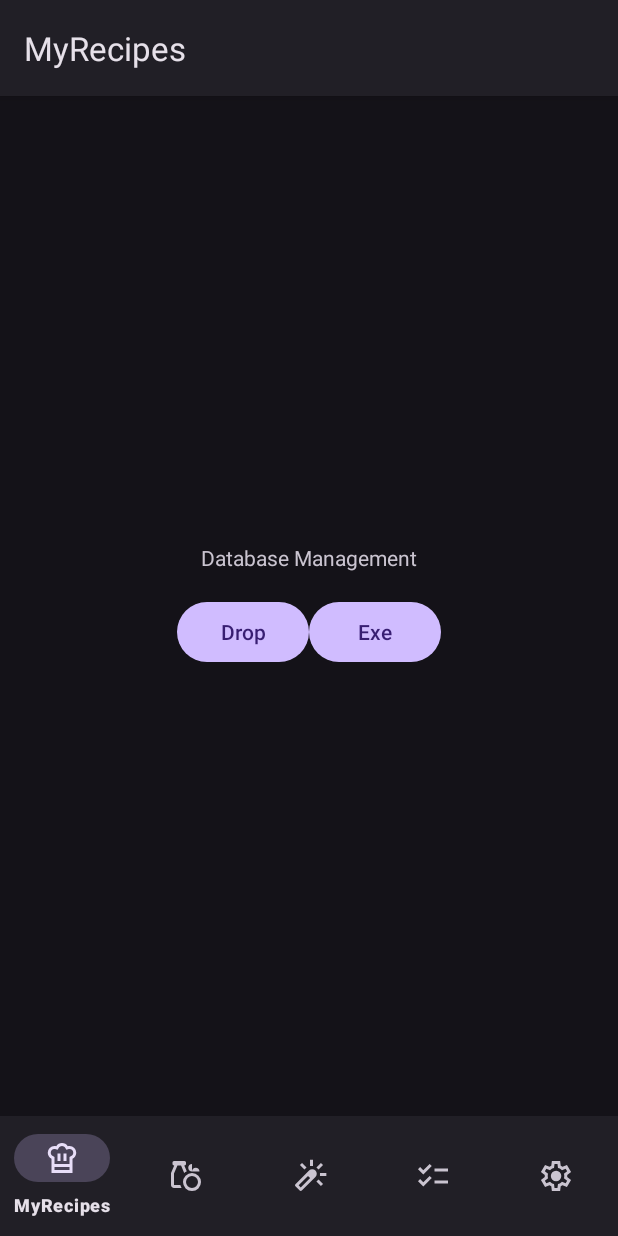
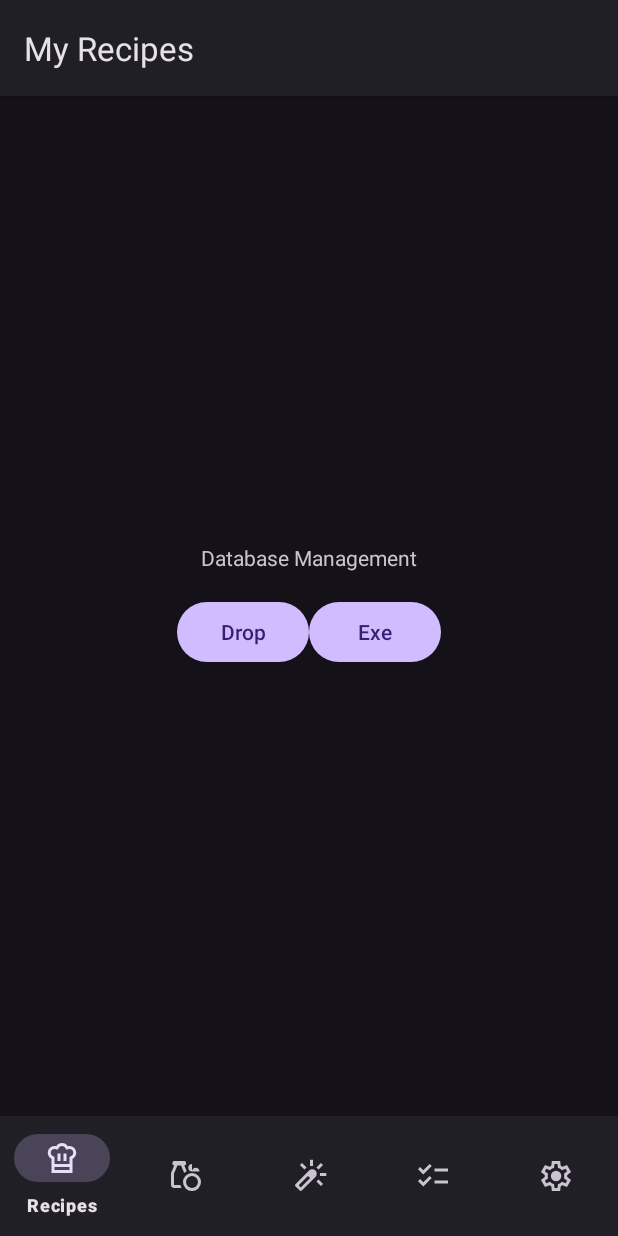
Before and after one commit to Kou-ding/cookey, an Android app: the screen it shows after launch (MainActivity), on a phone screen of 412 x 824 dp. Run offline under Robolectric (Android 15) with nearby library versions, the light colour scheme and no system bars; our stand-ins replace navigation-ui.

Commit message:
refactor(strings): shorten bottom navigation bar titles
Shorten the titles of the bottom navigation bar items to fit better within the available space.
Introduce new string resources with "shortened" prefixes for these titles.

```diff
--- a/app/src/main/res/menu/bottom_nav_menu.xml
+++ b/app/src/main/res/menu/bottom_nav_menu.xml
@@ -3,12 +3,12 @@
     <item
         android:id="@+id/navigation_MyRecipes"
         android:icon="@drawable/ic_chef_hat"
-        android:title="@string/title_MyRecipes" />
+        android:title="@string/shortened_title_my_recipes" />
 
     <item
         android:id="@+id/navigation_MyIngredients"
         android:icon="@drawable/ic_grocery"
-        android:title="@string/title_MyIngredients" />
+        android:title="@string/shortened_title_my_ingredients" />
     <item
         android:id="@+id/navigation_AI"
         android:icon="@drawable/ic_wand_shine"
@@ -16,7 +16,7 @@
     <item
         android:id="@+id/navigation_MyShoppingList"
         android:icon="@drawable/ic_checklist"
-        android:title="@string/title_MyShoppingList" />
+        android:title="@string/shortened_title_my_shopping_list" />
     <item
         android:id="@+id/navigation_Settings"
         android:icon="@drawable/ic_settings"
--- a/app/src/main/res/values-night/strings.xml
+++ b/app/src/main/res/values-night/strings.xml
@@ -1,18 +1,18 @@
-<?xml version="1.0" encoding="utf-8"?>
 <resources>
     <string name="app_name">cookey</string>
     <string name="title_home">Home</string>
     <string name="title_dashboard">Dashboard</string>
     <string name="title_notifications">Notifications</string>
-    <string name="title_MyRecipes">MyRecipes</string>
-    <string name="title_MyIngredients">MyIngredients</string>
-    <string name="title_AI">AI</string>
-    <string name="title_MyShoppingList">MyShoppingList</string>
+    <string name="title_MyRecipes">My Recipes</string>
+    <string name="title_MyIngredients">My Ingredients</string>
+    <string name="title_AI">A.I.</string>
+    <string name="title_MyShoppingList">My Shopping List</string>
     <string name="title_Settings">Settings</string>
     <string name="title_Search"> </string>
     <string name="hello_blank_fragment">Hello blank fragment</string>
     <string name="ai_prompt">What would you like to cook today?</string>
     <string name="chef_hat_logo">Chef Hat logo</string>
+    <string name="ai_recipe">AI recipe</string>
     <string name="cook">Cook</string>
     <string name="add_ingredients">Add Ingredients</string>
     <string name="set_ingredient_quantity_to_0">Set ingredient quantity to 0</string>
@@ -22,4 +22,10 @@
     <string name="done">Done</string>
     <string name="save">Save</string>
     <string name="discard">Discard</string>
+    <string name="food">Food</string>
+    <string name="non_food">Non-Food</string>
+    <string name="all">All</string>
+    <string name="shortened_title_my_shopping_list">Shopping List</string>
+    <string name="shortened_title_my_ingredients">Ingredients</string>
+    <string name="shortened_title_my_recipes">Recipes</string>
 </resources>
--- a/app/src/main/res/values/strings.xml
+++ b/app/src/main/res/values/strings.xml
@@ -3,10 +3,10 @@
     <string name="title_home">Home</string>
     <string name="title_dashboard">Dashboard</string>
     <string name="title_notifications">Notifications</string>
-    <string name="title_MyRecipes">MyRecipes</string>
-    <string name="title_MyIngredients">MyIngredients</string>
-    <string name="title_AI">AI</string>
-    <string name="title_MyShoppingList">MyShoppingList</string>
+    <string name="title_MyRecipes">My Recipes</string>
+    <string name="title_MyIngredients">My Ingredients</string>
+    <string name="title_AI">A.I.</string>
+    <string name="title_MyShoppingList">My Shopping List</string>
     <string name="title_Settings">Settings</string>
     <string name="title_Search"> </string>
     <string name="hello_blank_fragment">Hello blank fragment</string>
@@ -22,4 +22,10 @@
     <string name="done">Done</string>
     <string name="save">Save</string>
     <string name="discard">Discard</string>
+    <string name="food">Food</string>
+    <string name="non_food">Non-Food</string>
+    <string name="all">All</string>
+    <string name="shortened_title_my_shopping_list">Shopping List</string>
+    <string name="shortened_title_my_ingredients">Ingredients</string>
+    <string name="shortened_title_my_recipes">Recipes</string>
 </resources>
```
Also changed, not shown: 1 other file.
